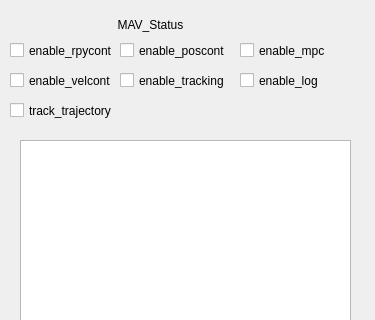
Above: src/rqt_quadcoptergui/QuadCopterwidget.ui from garimellagowtham/rqt_quadcoptergui before the change; both pictures show x 0 to 375 and y 0 to 320 of the 375 by 557 pixel window. Below: the same form after it.
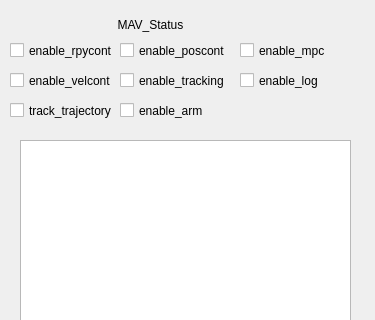
That is the form after the change.

Commit message: Added enable_arm checkbox

```diff
--- a/src/rqt_quadcoptergui/QuadCopterwidget.ui
+++ b/src/rqt_quadcoptergui/QuadCopterwidget.ui
@@ -182,6 +182,19 @@
     <string>track_trajectory</string>
    </property>
   </widget>
+  <widget class="QCheckBox" name="enable_arm_checkbox">
+   <property name="geometry">
+    <rect>
+     <x>120</x>
+     <y>100</y>
+     <width>111</width>
+     <height>21</height>
+    </rect>
+   </property>
+   <property name="text">
+    <string>enable_arm</string>
+   </property>
+  </widget>
  </widget>
  <resources/>
  <connections/>
```
